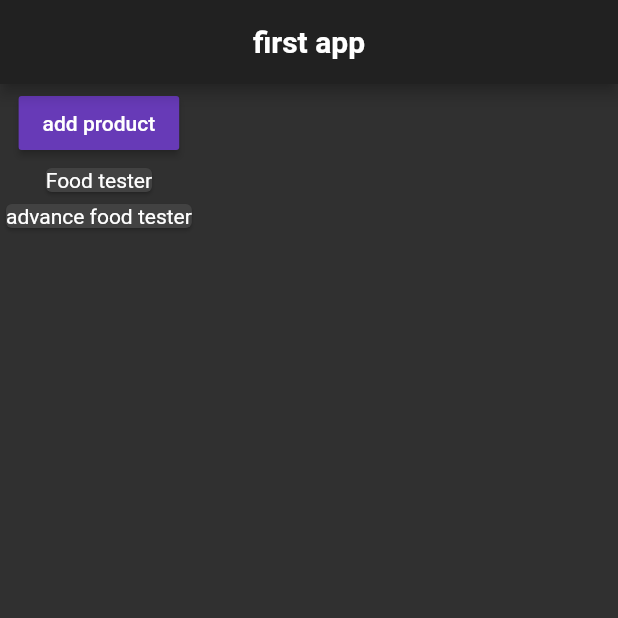
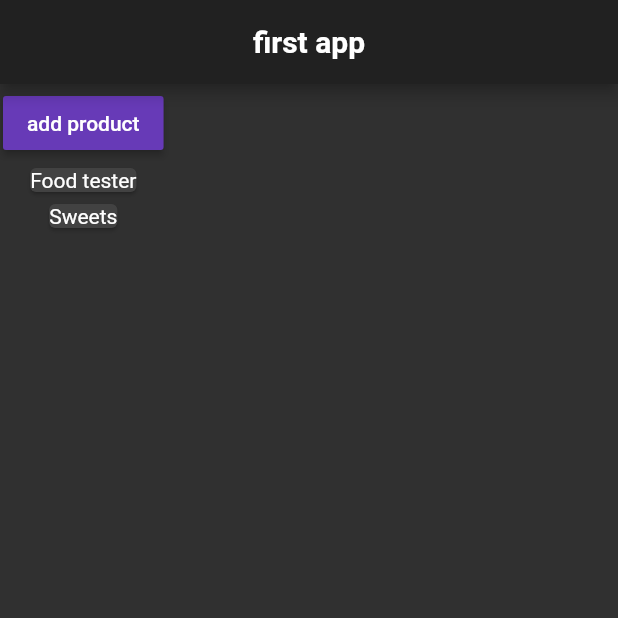
Before and after one commit to nima-abdpoor/Flutter-Project, a Flutter app: the screen it shows after launch, after a tap on "add product", on a phone screen of 412 x 824 dp, the top half of it. Run offline on Flutter 3.47's test engine with Material 2 defaults, Android fonts, the phone set to English and light mode, and no system bars.

Commit message:
passing data Up

```diff
--- /dev/null
+++ b/lib/product_control.dart
@@ -0,0 +1,20 @@
+import 'package:flutter/material.dart';
+
+class ProductControl extends StatelessWidget{
+  final Function addProduct;
+  ProductControl(this.addProduct);
+
+  @override
+  Widget build(BuildContext context) {
+    return RaisedButton(
+      color: Theme.of(context).accentColor,
+      onPressed: () {
+        addProduct('Sweets');
+      },
+      child: Text(
+        'add product',
+        textAlign: TextAlign.center,
+      ),
+    );
+  }
+}
--- a/lib/product_manager.dart
+++ b/lib/product_manager.dart
@@ -1,9 +1,11 @@
 import 'package:flutter/material.dart';
+import 'package:helloflutter/product_control.dart';
 import './products.dart';
 
 class ProductManager extends StatefulWidget {
   String decription;
-  ProductManager({this.decription = 'Food'} ){
+
+  ProductManager({this.decription = 'Food'}) {
     print("productManager constructor");
   }
 
@@ -16,35 +18,32 @@ class ProductManager extends StatefulWidget {
 
 class _ProductManagerState extends State<ProductManager> {
   List<String> _products = [];
+
   @override
   void initState() {
     print(' productManager initState');
     _products.add(widget.decription);
     super.initState();
   }
+
   @override
   Widget build(BuildContext context) {
     print('productManager build');
-    return Column(children: [
-      Container(
-      margin: EdgeInsets.all(2.0),
-      child: RaisedButton(
-        color: Theme.of(context).accentColor,
-        onPressed: () {
-          setState(() {
-            print("setState");
-            _products.add(
-              'advance food tester',
-            );
-          });
-        },
-        child: Text(
-          'add product',
-          textAlign: TextAlign.center,
-        ),
-      ),
-    ),
-    product(_products)
-    ],);
+    return Column(
+      children: [
+        Container(
+            margin: EdgeInsets.all(2.0), child: ProductControl(_addProduct)),
+        product(_products)
+      ],
+    );
+  }
+
+  _addProduct(String product) {
+    print("setState");
+    setState(() {
+      _products.add(
+        product,
+      );
+    });
   }
 }
--- a/lib/products.dart
+++ b/lib/products.dart
@@ -12,12 +12,12 @@ class product extends StatelessWidget {
     return Column(
       children: products
           .map(
-            (Element) => Card(
+            (element) => Card(
               child: Column(
                 children: <Widget>[
                   //Image.asset('assets/food.jpg'),
                   Text(
-                    Element,
+                    element,
                   ),
                 ],
               ),
```
